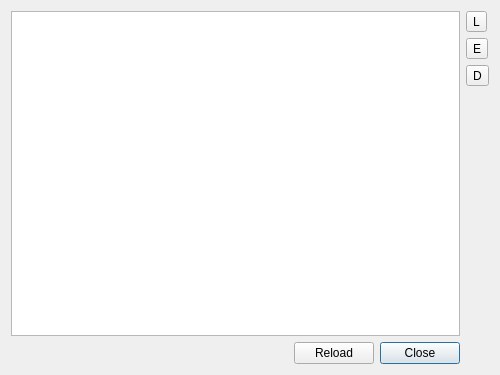
Above: script/iscriptmanager.ui from daniel-Jones/IdealIRC before the change. Below: the same form after it.
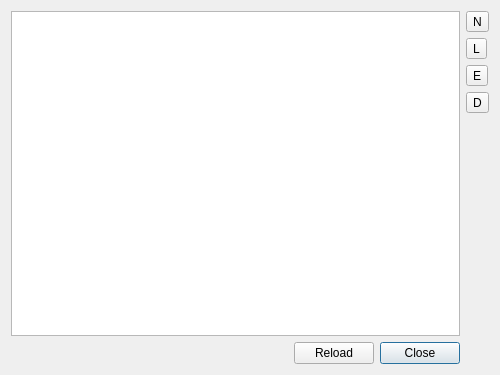
That is the form after the change. Icons and pictures are not drawn.

```diff
--- a/script/iscriptmanager.ui
+++ b/script/iscriptmanager.ui
@@ -13,8 +13,12 @@
   <property name="windowTitle">
    <string>Script manager</string>
   </property>
+  <property name="windowIcon">
+   <iconset resource="../resources.qrc">
+    <normaloff>:/toolicons/gfx/main_scripts.png</normaloff>:/toolicons/gfx/main_scripts.png</iconset>
+  </property>
   <layout class="QGridLayout" name="gridLayout">
-   <item row="1" column="3">
+   <item row="2" column="3">
     <widget class="QToolButton" name="btnEdit">
      <property name="text">
       <string>E</string>
@@ -31,7 +35,7 @@
      </property>
     </widget>
    </item>
-   <item row="0" column="3">
+   <item row="1" column="3">
     <widget class="QToolButton" name="btnLoad">
      <property name="text">
       <string>L</string>
@@ -48,7 +52,7 @@
      </property>
     </widget>
    </item>
-   <item row="3" column="3">
+   <item row="4" column="3">
     <spacer name="verticalSpacer">
      <property name="orientation">
       <enum>Qt::Vertical</enum>
@@ -61,7 +65,7 @@
      </property>
     </spacer>
    </item>
-   <item row="4" column="2">
+   <item row="5" column="2">
     <widget class="QPushButton" name="btnClose">
      <property name="maximumSize">
       <size>
@@ -74,7 +78,7 @@
      </property>
     </widget>
    </item>
-   <item row="4" column="1">
+   <item row="5" column="1">
     <widget class="QPushButton" name="btnReload">
      <property name="maximumSize">
       <size>
@@ -87,14 +91,48 @@
      </property>
     </widget>
    </item>
-   <item row="4" column="0">
+   <item row="5" column="0">
     <widget class="QLabel" name="reloadLabel">
      <property name="text">
       <string/>
      </property>
     </widget>
    </item>
-   <item row="0" column="0" rowspan="4" colspan="3">
+   <item row="3" column="3">
+    <widget class="QToolButton" name="btnDelete">
+     <property name="text">
+      <string>D</string>
+     </property>
+     <property name="icon">
+      <iconset resource="../resources.qrc">
+       <normaloff>:/icons/gfx/remove.png</normaloff>:/icons/gfx/remove.png</iconset>
+     </property>
+     <property name="iconSize">
+      <size>
+       <width>24</width>
+       <height>24</height>
+      </size>
+     </property>
+    </widget>
+   </item>
+   <item row="0" column="3">
+    <widget class="QToolButton" name="btnNew">
+     <property name="text">
+      <string>N</string>
+     </property>
+     <property name="icon">
+      <iconset resource="../resources.qrc">
+       <normaloff>:/icons/gfx/new.png</normaloff>:/icons/gfx/new.png</iconset>
+     </property>
+     <property name="iconSize">
+      <size>
+       <width>24</width>
+       <height>24</height>
+      </size>
+     </property>
+    </widget>
+   </item>
+   <item row="0" column="0" rowspan="5" colspan="3">
     <widget class="QTableView" name="tableView">
      <property name="editTriggers">
       <set>QAbstractItemView::NoEditTriggers</set>
@@ -116,23 +154,6 @@
      </property>
     </widget>
    </item>
-   <item row="2" column="3">
-    <widget class="QToolButton" name="btnDelete">
-     <property name="text">
-      <string>D</string>
-     </property>
-     <property name="icon">
-      <iconset resource="../resources.qrc">
-       <normaloff>:/icons/gfx/remove.png</normaloff>:/icons/gfx/remove.png</iconset>
-     </property>
-     <property name="iconSize">
-      <size>
-       <width>24</width>
-       <height>24</height>
-      </size>
-     </property>
-    </widget>
-   </item>
   </layout>
  </widget>
  <resources>
```
